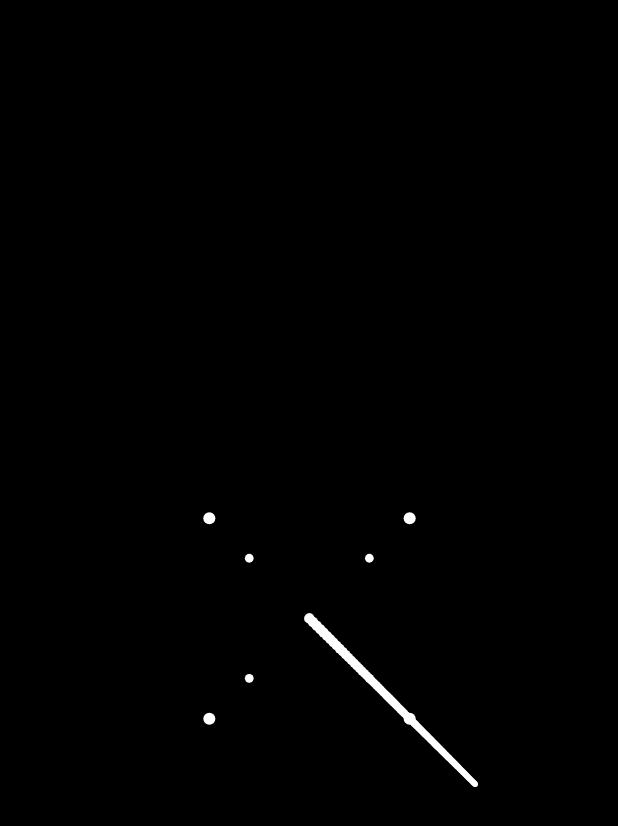
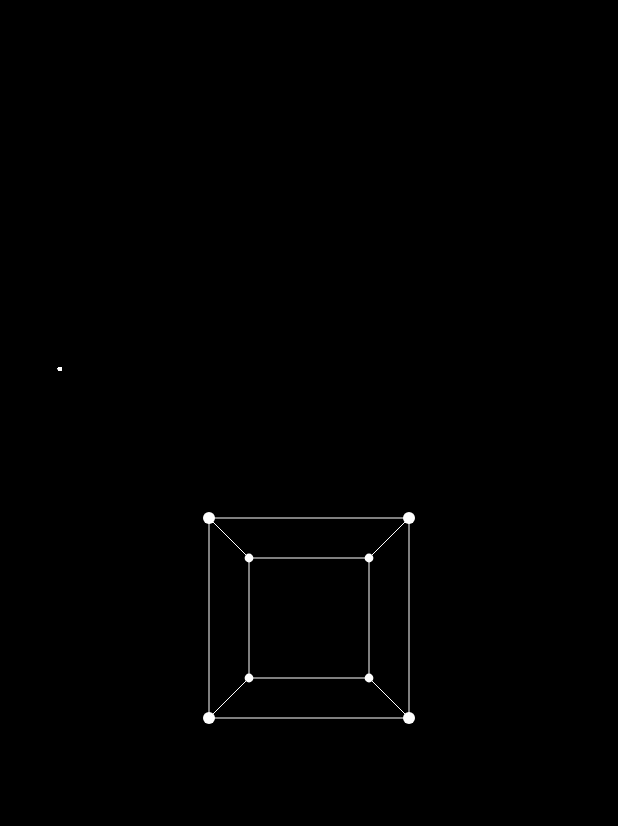
Before and after one commit to ShivanshuKGupta/portfolio, a Flutter app: the MovingDots3dTest screen opened directly, on a phone screen of 412 x 824 dp. Shown: the top 826 px of the screen. Run offline on Flutter 3.47's test engine with Material 3 defaults, Android fonts, the phone set to English and light mode, and no system bars; our stand-ins replace google_fonts.

Commit message:
Updated renderer and cube test

```diff
--- a/lib/3d_Renderer/controllers/renderer_controller.dart
+++ b/lib/3d_Renderer/controllers/renderer_controller.dart
@@ -1,14 +1,14 @@
 import 'package:flutter/material.dart';
 import 'package:portfolio/3d_Renderer/models/line.dart';
+import 'package:portfolio/3d_Renderer/models/point.dart';
 import 'package:portfolio/3d_Renderer/models/world.dart';
-import 'package:vector_math/vector_math.dart' as v;
 
 class RendererController {
   final ValueNotifier<String> _notifier = ValueNotifier('');
   // The setup of the world
   late World world;
   // The points to render
-  List<v.Vector3> points = [];
+  List<Point> points = [];
   // The lines to render
   List<Line> lines = [];
 
@@ -16,23 +16,24 @@
   bool drawNextFrame = true;
   // The function which is called before the screen is drawn
   // Use this to calculate the next position of the points
-  final void Function(Canvas canvas, Size size, Duration timeDelta)? onUpdate;
+  final void Function(Canvas canvas, Size size, Duration timeDelta)?
+      beforeUpdate;
 
   /// The function which is called when the controller is initialized
   final void Function()? onInit;
 
   RendererController({
     required this.world,
-    List<v.Vector3>? points,
+    List<Point>? points,
     List<Line>? lines,
-    this.onUpdate,
+    this.beforeUpdate,
     this.onInit,
   }) {
     this.lines = lines ?? this.lines;
     this.points = points ?? this.points;
   }
 
-  // Refresh the renderer, drwaing new points and lines onto the renderer
+  // Refresh the renderer, drawing new points and lines onto the renderer
   void refreshScreen() {
     drawNextFrame = true;
     _notifier.value = DateTime.now().toString();
@@ -50,4 +51,11 @@
   void removeListener(VoidCallback listener) {
     _notifier.removeListener(listener);
   }
+
+  // Updates position of points based on thier velocity
+  void updatePointPositions(Duration timeDelta) {
+    for (var point in points) {
+      point.updatePosition(timeDelta);
+    }
+  }
 }
--- a/lib/3d_Renderer/models/cube_template.dart
+++ b/lib/3d_Renderer/models/cube_template.dart
@@ -1,4 +1,5 @@
 import 'package:portfolio/3d_Renderer/models/line.dart';
+import 'package:portfolio/3d_Renderer/models/point.dart';
 import 'package:vector_math/vector_math.dart' as v;
 
 class CubeTemplate {
@@ -24,17 +25,17 @@
     ];
   }
 
-  List<v.Vector3> get points {
+  List<Point> get points {
     final a = edgeLength / 2;
     return [
-      v.Vector3(center.x + a, center.y + a, center.z + a),
-      v.Vector3(center.x + a, center.y + -a, center.z + a),
-      v.Vector3(center.x + -a, center.y + -a, center.z + a),
-      v.Vector3(center.x + -a, center.y + a, center.z + a),
-      v.Vector3(center.x + a, center.y + a, center.z + -a),
-      v.Vector3(center.x + a, center.y + -a, center.z + -a),
-      v.Vector3(center.x + -a, center.y + -a, center.z + -a),
-      v.Vector3(center.x + -a, center.y + a, center.z + -a),
+      Point(position: v.Vector3(center.x + a, center.y + a, center.z + a)),
+      Point(position: v.Vector3(center.x + a, center.y + -a, center.z + a)),
+      Point(position: v.Vector3(center.x + -a, center.y + -a, center.z + a)),
+      Point(position: v.Vector3(center.x + -a, center.y + a, center.z + a)),
+      Point(position: v.Vector3(center.x + a, center.y + a, center.z + -a)),
+      Point(position: v.Vector3(center.x + a, center.y + -a, center.z + -a)),
+      Point(position: v.Vector3(center.x + -a, center.y + -a, center.z + -a)),
+      Point(position: v.Vector3(center.x + -a, center.y + a, center.z + -a)),
     ];
   }
 }
--- /dev/null
+++ b/lib/3d_Renderer/models/point.dart
@@ -0,0 +1,30 @@
+import 'package:flutter/material.dart';
+import 'package:vector_math/vector_math.dart' as v;
+
+class Point {
+  v.Vector3 position;
+
+  double get x => position.x;
+  double get y => position.y;
+  double get z => position.z;
+  set x(double value) => position.x = value;
+  set y(double value) => position.y = value;
+  set z(double value) => position.z = value;
+
+  v.Vector3? velocity;
+  Color color;
+  double radius;
+
+  Point({
+    required this.position,
+    this.velocity,
+    this.color = Colors.white,
+    this.radius = 1,
+  });
+
+  void updatePosition(Duration timeDelta) {
+    if (velocity != null) {
+      position += velocity! * timeDelta.inMilliseconds.toDouble();
+    }
+  }
+}
--- a/lib/3d_Renderer/models/world.dart
+++ b/lib/3d_Renderer/models/world.dart
@@ -1,4 +1,5 @@
 import 'package:flutter/material.dart' as material;
+import 'package:portfolio/3d_Renderer/models/point.dart';
 import 'package:portfolio/3d_Renderer/models/vector2_extensions.dart';
 import 'package:vector_math/vector_math.dart';
 
@@ -29,7 +30,7 @@
     final ep = point - eye;
     final r = (normal.length * normal.length * ep.length / ep.dot(normal));
     final eq = ep * r / ep.length;
-    if (ep.length < eq.length || ep.dot(eq) < 0) {
+    if (ep.dot(normal) < 0) {
       return null; // The point is behind the screen
     }
     final mq = eq - normal;
@@ -39,15 +40,15 @@
 
   // Renders a 3d point onto the 2d canvas
   Vector2? renderPoint(
-      material.Canvas canvas, Vector3 point, material.Size size) {
-    final projectedPoint = projectPoint(point);
+      material.Canvas canvas, Point point, material.Size size) {
+    final projectedPoint = projectPoint(point.position);
     if (projectedPoint == null) return null;
-    final ep = point - eye;
-    final paint = material.Paint()..color = material.Colors.white;
+    final ep = point.position - eye;
+    final paint = material.Paint()..color = point.color;
     canvas.drawCircle(
       material.Offset(projectedPoint.x + size.width / 2,
           projectedPoint.y + size.height / 2),
-      2000 / ep.length + 1,
+      2000 / ep.length + point.radius,
       paint,
     );
     return projectedPoint;
--- a/lib/3d_Renderer/widgets/renderer.dart
+++ b/lib/3d_Renderer/widgets/renderer.dart
@@ -57,7 +57,7 @@
   void paint(Canvas canvas, Size size) {
     // Calculating the next frame content
     final now = DateTime.now();
-    controller.onUpdate?.call(canvas, size, now.difference(lastTime));
+    controller.beforeUpdate?.call(canvas, size, now.difference(lastTime));
     lastTime = now;
 
     final List<v.Vector2?> projectedPoints = [];
@@ -77,13 +77,13 @@
   @override
   bool shouldRepaint(covariant CustomPainter oldDelegate) {
     //  This is in place to just make sure to only to repaint
-    //  when controller.refresh is called
+    //  when controller.refresh is called, not every time setState is called
     if (controller.drawNextFrame) {
       //  If this is the first refresh then we don't want to refresh again
       //  after refreshing this time.
       controller.drawNextFrame = false;
       return true;
     }
-    return controller.drawNextFrame;
+    return false;
   }
 }
--- a/lib/3d_moving_points/test.dart
+++ b/lib/3d_moving_points/test.dart
@@ -1,8 +1,9 @@
-import 'dart:math';
+import 'dart:math' as math;
 
 import 'package:flutter/material.dart';
 import 'package:portfolio/3d_Renderer/controllers/renderer_controller.dart';
 import 'package:portfolio/3d_Renderer/models/cube_template.dart';
+import 'package:portfolio/3d_Renderer/models/point.dart';
 import 'package:portfolio/3d_Renderer/models/world.dart';
 import 'package:portfolio/3d_Renderer/widgets/renderer.dart';
 import 'package:vector_math/vector_math.dart' as v;
@@ -20,32 +21,66 @@
   @override
   void initState() {
     super.initState();
+    double a = 200;
+    const double xMargin = 10000;
+    const double yMargin = 10000;
+    const double zMargin = 10000;
     _controller = RendererController(
       world: World(
-        eye: v.Vector3(0, 0, 4 * 200),
-        normal: v.Vector3(0, 0, -200),
+        eye: v.Vector3(0, 0, 4 * a),
+        normal: v.Vector3(0, 0, -a),
         x: v.Vector3(1, 0, 0),
       ),
-      points: CubeTemplate(edgeLength: 400).points,
+      points: CubeTemplate(edgeLength: 2 * a).points,
+      lines: CubeTemplate(edgeLength: 2 * a).lines,
       onInit: () {
-        // add points here randomly
-        _controller.points.addAll(List.generate(100, (index) {
-          return v.Vector3(
-            index * 10,
-            index * 10,
-            -index * 10,
+        _controller.points.addAll(List.generate(1000, (index) {
+          return Point(
+            position: v.Vector3(
+              math.Random().nextDouble() * xMargin - xMargin / 2,
+              math.Random().nextDouble() * yMargin - yMargin / 2,
+              math.Random().nextDouble() * zMargin - zMargin / 2,
+            ),
+            velocity: v.Vector3(
+              math.Random().nextDouble() * 4 - 2,
+              math.Random().nextDouble() * 4 - 2,
+              math.Random().nextDouble() * 4 - 2,
+            ),
+            radius: 1,
+            // color: Colors.primaries[index % Colors.primaries.length],
           );
         }));
       },
-      onUpdate: (canvas, size, timeDelta) {
-        // move the points here
+      beforeUpdate: (canvas, size, timeDelta) {
+        _controller.updatePointPositions(const Duration(milliseconds: 1));
+        // points which moved out of margin should reappear on the other side
         for (var point in _controller.points) {
-          point.x += 1;
-          point.y += 1;
-          point.z -= -1;
+          if (point.x > xMargin / 2) {
+            point.x = -xMargin / 2;
+          } else if (point.x < -xMargin / 2) {
+            point.x = xMargin / 2;
+          }
+          if (point.y > yMargin / 2) {
+            point.y = -yMargin / 2;
+          } else if (point.y < -yMargin / 2) {
+            point.y = yMargin / 2;
+          }
+          if (point.z > zMargin / 2) {
+            point.z = -zMargin / 2;
+          } else if (point.z < -zMargin / 2) {
+            point.z = zMargin / 2;
+          }
         }
       },
     );
+    startSimulation();
+  }
+
+  void startSimulation() {
+    Future.delayed(const Duration(milliseconds: 1000 ~/ 60), () {
+      _controller.refreshScreen();
+      startSimulation();
+    });
   }
 
   @override
@@ -58,8 +93,8 @@
           final height = MediaQuery.of(context).size.height;
           const r = 800;
           final eye = _controller.world.eye;
-          final theta1 = acos(eye.x / r);
-          const theta = 1 / 2 * pi;
+          final theta1 = math.acos(eye.x / r);
+          const theta = 1 / 2 * math.pi;
           // _controller.world.eye = v.Vector3(
           //     r * cos(theta1 + theta), eye.y, r * sin(theta1 + theta));
           // _controller.world.eye = v.Vector3(eye.x + r * sin(theta), eye.y,
@@ -72,7 +107,7 @@
               -200 * 0.2 * (width / 2 - event.position.dx) / (width / 2),
               -200 * 0.2 * (height / 2 - event.position.dy) / (height / 2),
               -200);
-          // _controller.refreshScreen();
+          _controller.refreshScreen();
         },
         child: SizedBox(
           height: MediaQuery.of(context).size.height,
--- a/lib/3d_moving_points/world_renderer.dart
+++ b/lib/3d_moving_points/world_renderer.dart
@@ -1,4 +1,5 @@
 import 'package:flutter/material.dart';
+import 'package:portfolio/3d_Renderer/models/point.dart';
 import 'package:portfolio/3d_Renderer/models/world.dart';
 import 'package:vector_math/vector_math.dart' as v;
 
@@ -51,7 +52,8 @@
     final world = World(eye: eye, normal: normal, x: x);
     final List<v.Vector2?> projectedPoints = [];
     for (var point in points) {
-      projectedPoints.add(world.renderPoint(canvas, point, size));
+      projectedPoints
+          .add(world.renderPoint(canvas, Point(position: point), size));
     }
     drawline(canvas, size, projectedPoints[0]!, projectedPoints[1]!);
     drawline(canvas, size, projectedPoints[1]!, projectedPoints[2]!);
```
Also changed, not shown: lib/3d_moving_points/cube_test.dart (+11 -9 lines), lib/screens/home_page/home_page.dart (+26 -24 lines), pubspec.lock, 1 other file.
